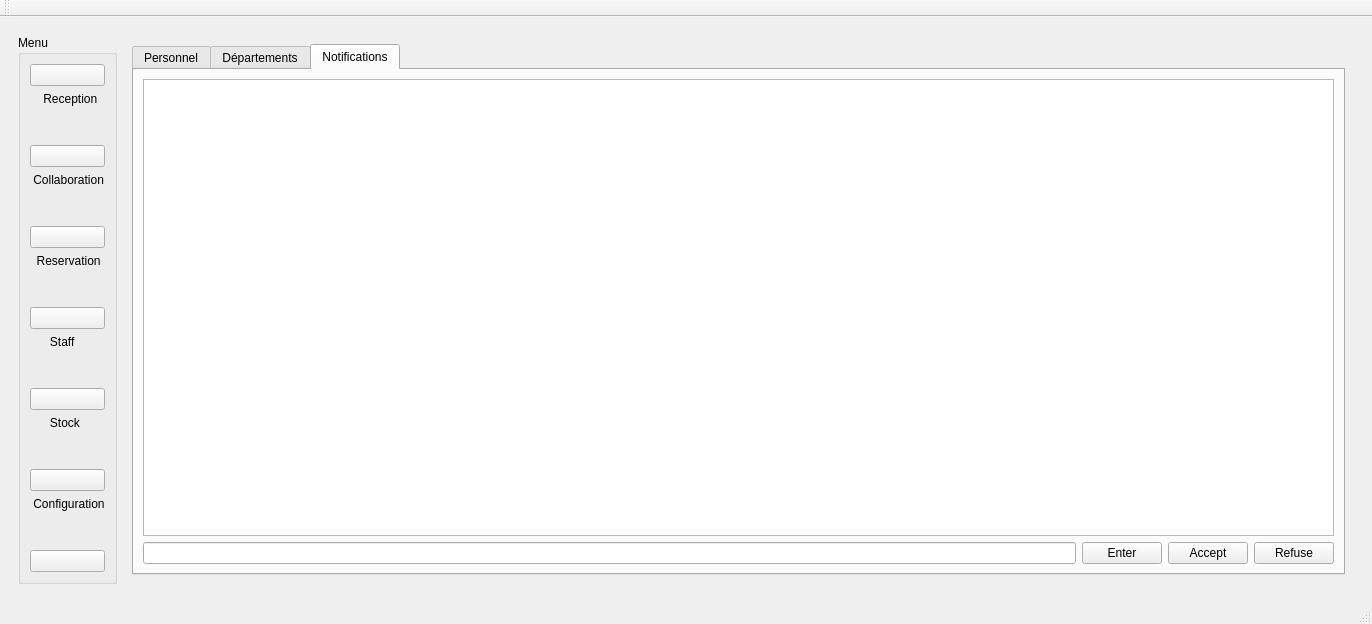
First picture: the form in INTEGRATION/mainwindow.ui, repository dhiaabdelli1/Wedding_planner_2A1, before the edit.
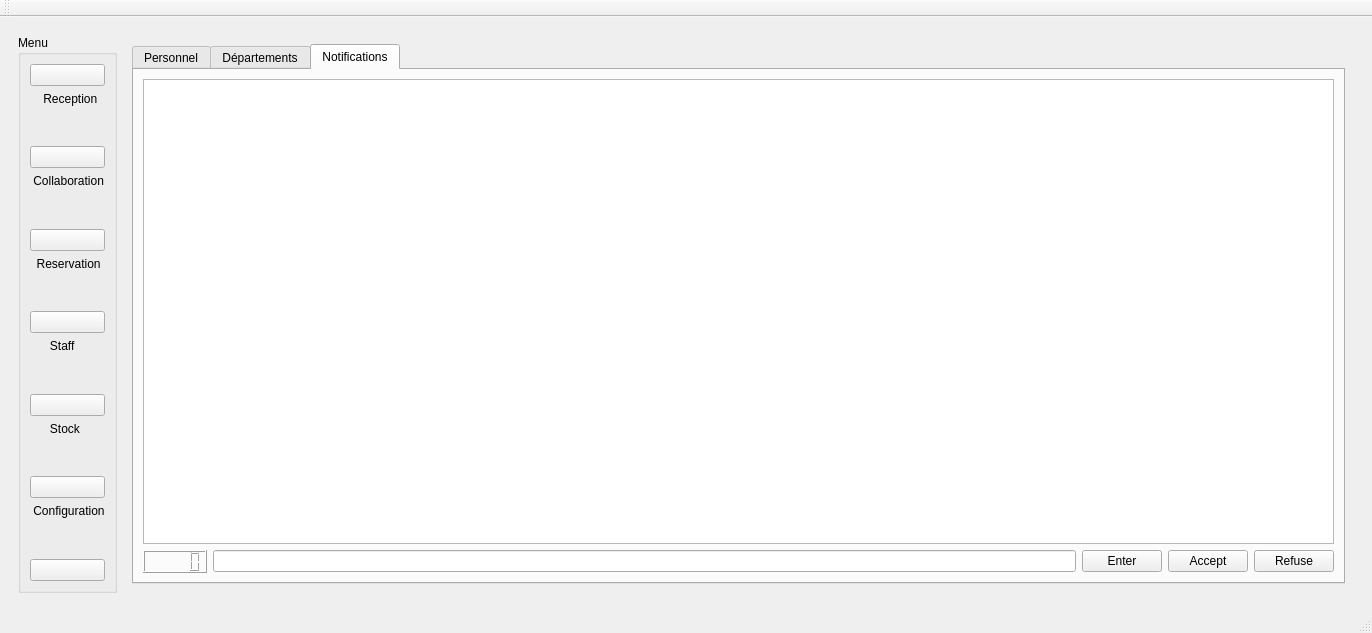
Second picture: the form after the edit. The open tabs and pages were chosen to show the change. Icons and pictures are not drawn.

```diff
--- a/INTEGRATION/mainwindow.ui
+++ b/INTEGRATION/mainwindow.ui
@@ -7,7 +7,7 @@
     <x>0</x>
     <y>0</y>
     <width>1372</width>
-    <height>624</height>
+    <height>633</height>
    </rect>
   </property>
   <property name="windowTitle">
@@ -3150,6 +3150,9 @@
                         </item>
                         <item>
                          <layout class="QHBoxLayout" name="horizontalLayout_120">
+                          <item>
+                           <widget class="QLCDNumber" name="tmp"/>
+                          </item>
                           <item>
                            <widget class="QLineEdit" name="lineEdit_enter_personnel"/>
                           </item>
```
Left out of the diff: 16 changed lines with no effect on the pictures.
